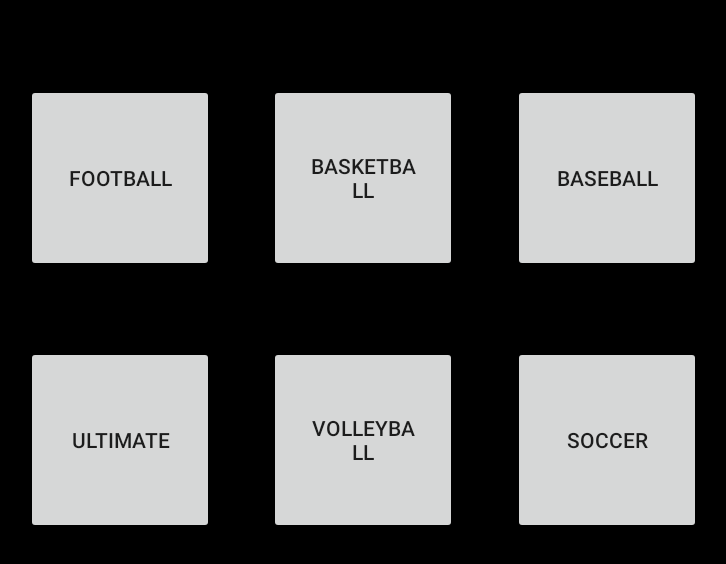
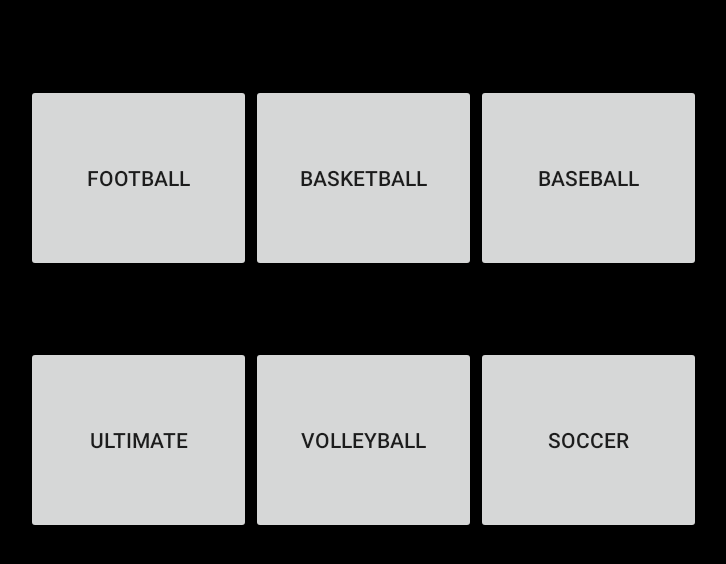
Before and after one commit to mattmill1995/semester-project-beta-release-omega, an Android app: the GameSelectActivity screen opened directly, with no data from a screen before it, on a phone screen of 824 x 412 dp (held sideways). Shown: the top 564 px of the screen, without its empty margins (254-980 px from the left). Run offline under Robolectric (Android 15) with nearby library versions, the phone set to English and light mode, and no system bars.

Commit message:
tweaks from strum meeting.

```diff
--- a/app/src/main/res/layout-land/football_game.xml
+++ b/app/src/main/res/layout-land/football_game.xml
@@ -154,7 +154,7 @@
         android:textAlignment="center"
         android:textSize="65dp"
         android:layout_alignTop="@+id/quarter_indicator"
-        android:layout_toLeftOf="@id/main_menu_button"
+        android:layout_toLeftOf="@id/set_clock_button"
         android:layout_marginRight="50dp"
         />
 
--- a/app/src/main/res/layout/game_select.xml
+++ b/app/src/main/res/layout/game_select.xml
@@ -17,7 +17,7 @@
         <Button
             android:id="@+id/football_btn"
             android:text="Football"
-            android:layout_width="125dp"
+            android:layout_width="150dp"
             android:layout_height="125dp"
             android:padding="25dp"
             android:layout_alignParentTop="true"
@@ -27,14 +27,14 @@
         <Button
             android:id="@+id/basketball_btn"
             android:text="Basketball"
-            android:layout_width="125dp"
+            android:layout_width="150dp"
             android:layout_height="125dp"
             android:layout_centerHorizontal="true"
             android:padding="25dp"
             />
 
         <Button
-            android:layout_width="125dp"
+            android:layout_width="150dp"
             android:layout_height="125dp"
             android:padding="25dp"
             android:text="Baseball"
@@ -44,7 +44,7 @@
             android:layout_alignParentEnd="true"/>
 
         <Button
-            android:layout_width="125dp"
+            android:layout_width="150dp"
             android:layout_height="125dp"
             android:padding="25dp"
             android:text="volleyball"
@@ -54,7 +54,7 @@
             />
 
         <Button
-            android:layout_width="125dp"
+            android:layout_width="150dp"
             android:layout_height="125dp"
             android:padding="25dp"
             android:text="Ultimate"
@@ -64,7 +64,7 @@
             />
 
         <Button
-            android:layout_width="125dp"
+            android:layout_width="150dp"
             android:layout_height="125dp"
             android:padding="25dp"
             android:text="Soccer"
```
Also changed, not shown: app/src/main/res/layout/volleyball_game.xml (line endings or trailing spaces).
